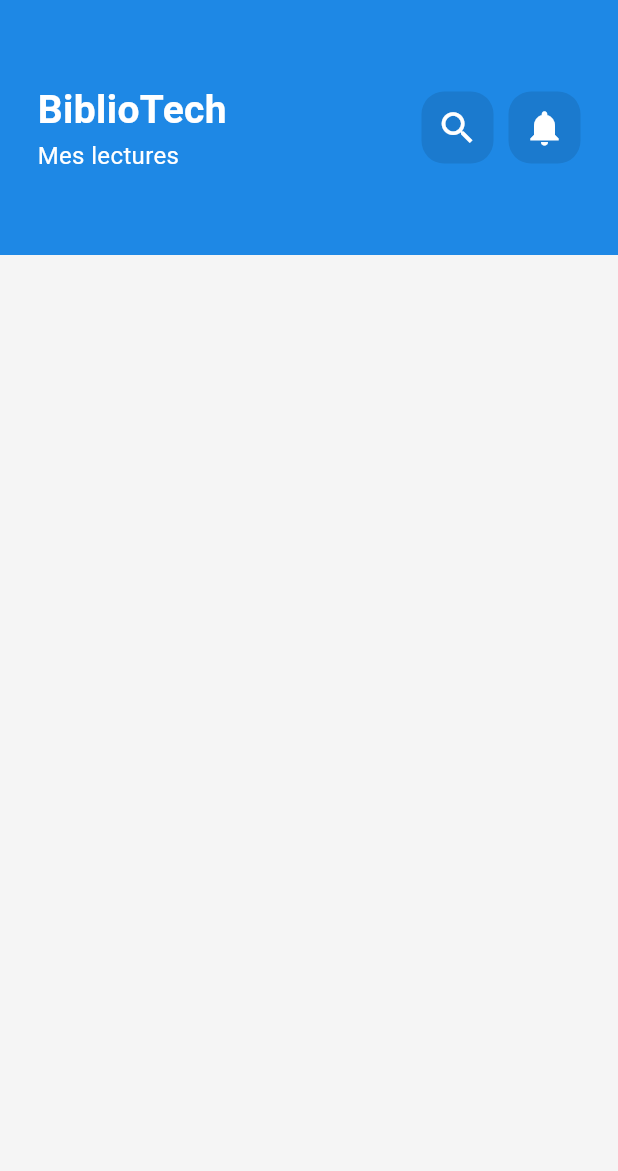
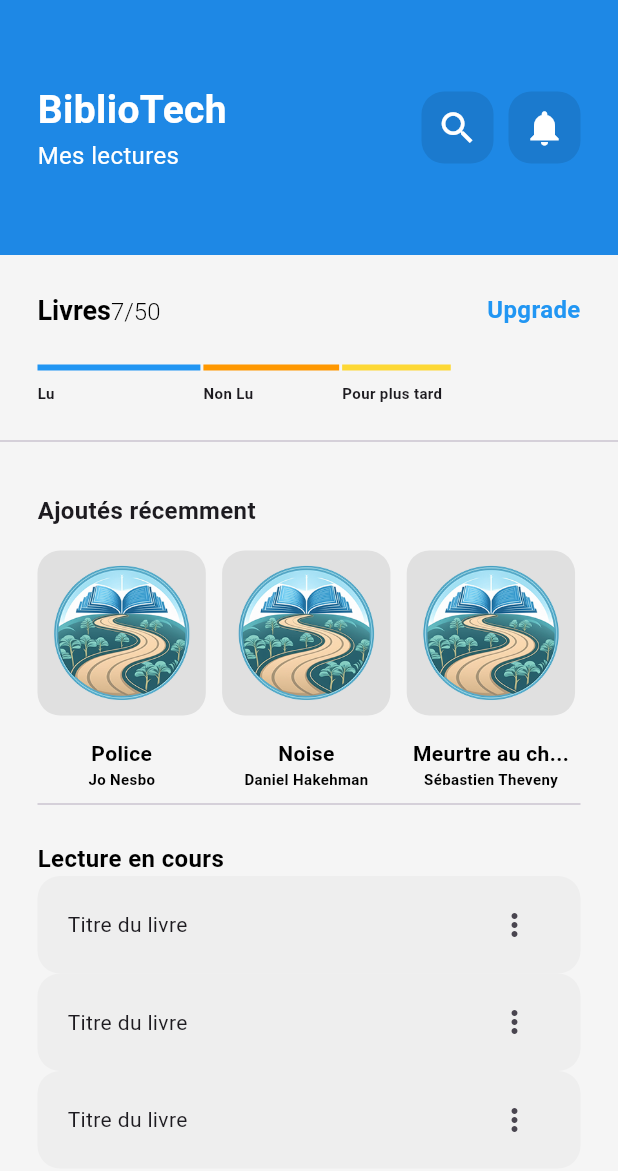
Before and after one commit to nrouelle/bibliotech_ui, a Flutter app: the screen it shows after launch, on a phone screen of 412 x 824 dp. Shown: the top 1171 px of the screen. Run offline on Flutter 3.47's test engine with Material 3 defaults, Android fonts, the phone set to English and light mode, and no system bars; generated files the repository leaves out were written again.

Commit message:
update home page

```diff
--- a/lib/src/home/home_view.dart
+++ b/lib/src/home/home_view.dart
@@ -1,4 +1,5 @@
 import 'package:flutter/material.dart';
+import 'package:flutter/widgets.dart';
 import 'package:ma_biblio/src/books/books_add_view.dart';
 import 'package:ma_biblio/src/settings/settings_view.dart';
 
@@ -12,13 +13,180 @@ class HomeView extends StatefulWidget {
 }
 
 class _HomeViewState extends State<HomeView> {
+  double availableScreenWidth = 0;
   @override
   Widget build(BuildContext context) {
+    availableScreenWidth = MediaQuery.of(context).size.width - 50;
+
     return Scaffold(
-      backgroundColor: Colors.grey[100],
-      body: Column(
-        children: [const Header()],
+        backgroundColor: Colors.grey[100],
+        body: Column(
+          children: [
+            const Header(),
+            const SizedBox(
+              height: 25,
+            ),
+            Padding(
+              padding: const EdgeInsets.symmetric(horizontal: 25),
+              child: Row(
+                  mainAxisAlignment: MainAxisAlignment.spaceBetween,
+                  children: [
+                    RichText(
+                        text: const TextSpan(
+                            text: "Livres",
+                            style: TextStyle(
+                                color: Colors.black,
+                                fontSize: 18,
+                                fontWeight: FontWeight.bold),
+                            children: [
+                          TextSpan(
+                              text: "7/50",
+                              style: TextStyle(
+                                  color: Colors.black,
+                                  fontSize: 16,
+                                  fontWeight: FontWeight.w300))
+                        ])),
+                    const Text("Upgrade",
+                        style: TextStyle(
+                            fontSize: 16,
+                            fontWeight: FontWeight.bold,
+                            color: Colors.blue)),
+                  ]),
+            ),
+            const SizedBox(
+              height: 25,
+            ),
+            Padding(
+              padding: const EdgeInsets.symmetric(horizontal: 25),
+              child: Row(
+                children: [
+                  buildBookNumberChart("Lu", Colors.blue, .3),
+                  const SizedBox(
+                    width: 2,
+                  ),
+                  buildBookNumberChart("Non Lu", Colors.orange, .25),
+                  const SizedBox(
+                    width: 2,
+                  ),
+                  buildBookNumberChart(
+                      "Pour plus tard", Colors.yellow.shade600, .20)
+                ],
+              ),
+            ),
+            const SizedBox(
+              height: 15,
+            ),
+            const Divider(
+              height: 20,
+            ),
+            Expanded(
+                child: ListView(
+              padding: const EdgeInsets.all(25),
+              children: [
+                const Text(
+                  "Ajoutés récemment",
+                  style: TextStyle(fontSize: 16, fontWeight: FontWeight.bold),
+                ),
+                const SizedBox(
+                  height: 15,
+                ),
+                Row(
+                  children: [
+                    buildAddRecentlyList("Police", "Jo Nesbo"),
+                    SizedBox(
+                      width: availableScreenWidth * .03,
+                    ),
+                    buildAddRecentlyList("Noise", "Daniel Hakehman"),
+                    SizedBox(
+                      width: availableScreenWidth * .03,
+                    ),
+                    buildAddRecentlyList(
+                        "Meurtre au ch...", "Sébastien Theveny"),
+                  ],
+                ),
+                const Divider(
+                  height: 20,
+                ),
+                const SizedBox(
+                  height: 15,
+                ),
+                const Text("Lecture en cours",
+                    style: TextStyle(
+                        color: Colors.black,
+                        fontSize: 16,
+                        fontWeight: FontWeight.bold)),
+                buildBookRow('Titre du livre'),
+                buildBookRow('Titre du livre'),
+                buildBookRow('Titre du livre'),
+              ],
+            )),
+          ],
+        ));
+  }
+
+  Container buildBookRow(String bookTitle) {
+    return Container(
+      height: 65,
+      padding: const EdgeInsets.symmetric(horizontal: 20),
+      decoration: BoxDecoration(
+          color: Colors.grey.shade200, borderRadius: BorderRadius.circular(15)),
+      child: Row(
+        mainAxisAlignment: MainAxisAlignment.spaceBetween,
+        children: [
+          Text(bookTitle),
+          IconButton(
+              onPressed: () {}, icon: const Icon(Icons.more_vert_rounded))
+        ],
       ),
+    );
+  }
+
+  Column buildAddRecentlyList(String bookTitle, String author) {
+    return Column(
+      children: [
+        Container(
+            width: availableScreenWidth * .31,
+            decoration: BoxDecoration(
+              borderRadius: BorderRadius.circular(15),
+              color: Colors.grey.shade300,
+            ),
+            height: 110,
+            child: Image.asset('assets/images/icone_livre_256.png')),
+        const SizedBox(
+          height: 15,
+        ),
+        Text(
+          bookTitle,
+          style: const TextStyle(
+              color: Colors.black, fontSize: 14, fontWeight: FontWeight.bold),
+        ),
+        Text(
+          author,
+          style: const TextStyle(
+              color: Colors.black, fontSize: 10, fontWeight: FontWeight.bold),
+        )
+      ],
+    );
+  }
+
+  Column buildBookNumberChart(
+      String title, Color color, double widthPercentage) {
+    return Column(
+      crossAxisAlignment: CrossAxisAlignment.start,
+      children: [
+        Container(
+          width: availableScreenWidth * widthPercentage,
+          height: 4,
+          color: color,
+        ),
+        const SizedBox(
+          height: 8,
+        ),
+        Text(
+          title,
+          style: TextStyle(fontSize: 10, fontWeight: FontWeight.bold),
+        ),
+      ],
     );
   }
 }
```
Also changed, not shown: assets/images/icone_livre_2048.png (added), assets/images/icone_livre_256.png (added), assets/images/icone_livre_48.png (added).
